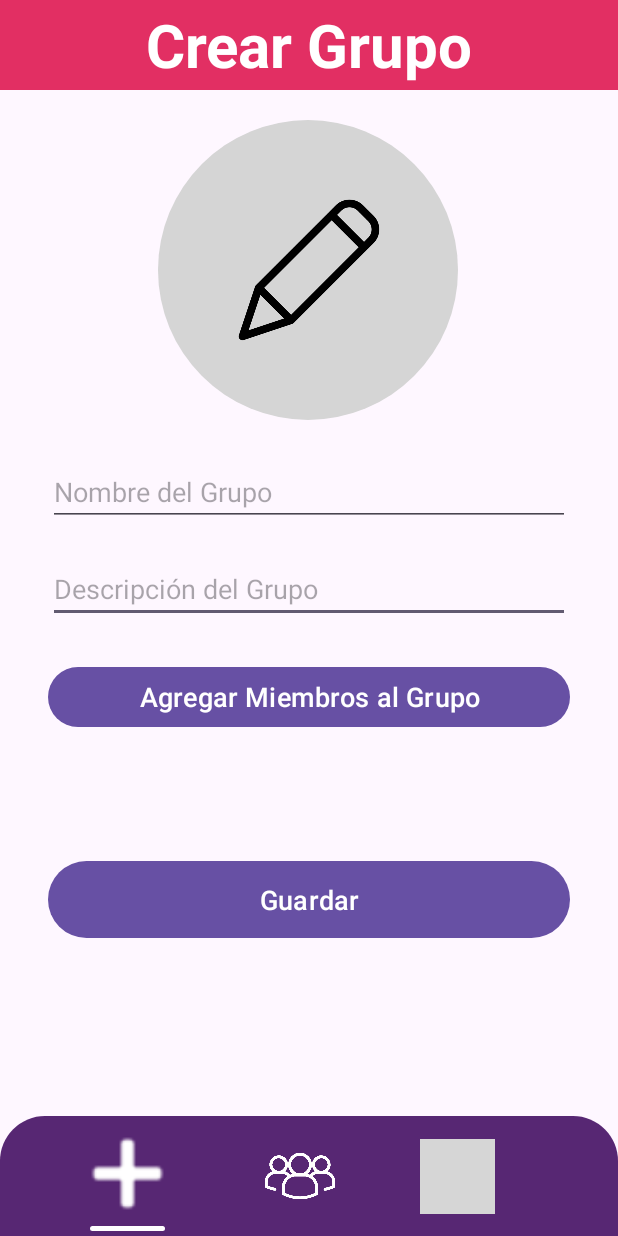
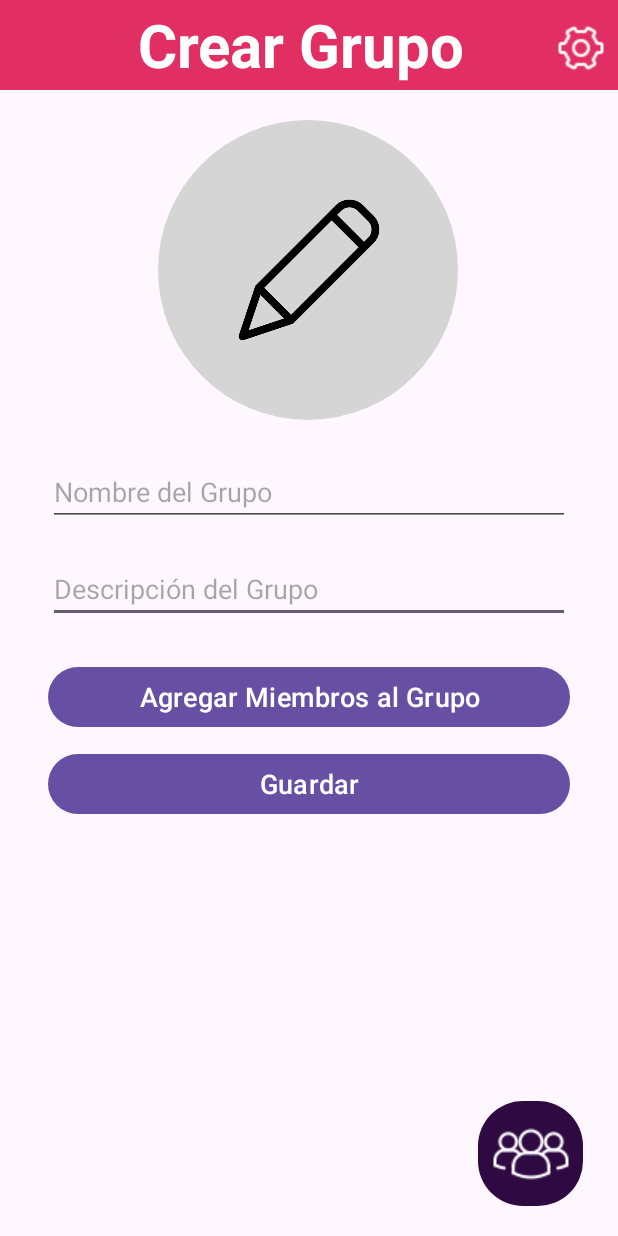
Before and after one commit to ICM2410/CityPlan, an Android app: the CrearGrupoActivity screen opened directly, with no data from a screen before it, on a phone screen of 412 x 824 dp. Run offline under Robolectric (Android 15) with nearby library versions, the phone set to English and light mode, and no system bars; grey boxes are pictures that could not be loaded.

Commit message:
Arreglo de interfaz de pantalla crear grupo

```diff
--- a/app/src/main/java/com/example/primeraentrega/CrearGrupoActivity.kt
+++ b/app/src/main/java/com/example/primeraentrega/CrearGrupoActivity.kt
@@ -27,11 +27,11 @@ class CrearGrupoActivity : AppCompatActivity() {
             startActivity(Intent(baseContext, ChatActivity::class.java))
         }
 
-        binding.botonVerGrupos.setOnClickListener {
+        binding.botonHome.setOnClickListener {
             startActivity(Intent(baseContext, VerGruposActivity::class.java))
         }
 
-        binding.botonConfiguraciones.setOnClickListener {
+        binding.botonConfiguracion.setOnClickListener {
             startActivity(Intent(baseContext, ConfiguracionActivity::class.java))
         }
 
--- a/app/src/main/res/layout/activity_crear_grupo.xml
+++ b/app/src/main/res/layout/activity_crear_grupo.xml
@@ -11,90 +11,33 @@
         android:layout_width="match_parent"
         android:layout_height="60dp"
         android:background="@color/rosado"
-        android:orientation="vertical"
+        android:orientation="horizontal"
         app:layout_constraintEnd_toEndOf="parent"
         app:layout_constraintStart_toStartOf="parent"
         app:layout_constraintTop_toTopOf="parent">
 
         <TextView
-            android:id="@+id/PlanFinalizado"
-            android:layout_width="match_parent"
+            android:id="@+id/CrearGrupo"
+            android:layout_width="322dp"
             android:layout_height="match_parent"
+            android:layout_marginLeft="40dp"
             android:gravity="center"
             android:text="@string/crearGrupo"
             android:textAlignment="center"
             android:textColor="@color/white"
             android:textSize="40sp"
             android:textStyle="bold" />
-    </LinearLayout>
 
-    <androidx.constraintlayout.widget.ConstraintLayout
-        android:id="@+id/constraintLayout4"
-        android:layout_width="match_parent"
-        android:layout_height="80dp"
-        android:background="@drawable/menu_principal"
-        app:layout_constraintBottom_toBottomOf="parent"
-        app:layout_constraintEnd_toEndOf="parent"
-        app:layout_constraintStart_toStartOf="parent">
-
-
-        <LinearLayout
-            android:id="@+id/linearLayout7"
+        <ImageButton
+            android:id="@+id/botonConfiguracion"
             android:layout_width="wrap_content"
             android:layout_height="wrap_content"
-            android:gravity="center"
-            android:orientation="vertical"
-            app:layout_constraintBottom_toBottomOf="parent"
-            app:layout_constraintEnd_toStartOf="@+id/botonVerGrupos"
-            app:layout_constraintHorizontal_bias="0.5"
-            app:layout_constraintStart_toStartOf="parent"
-            app:layout_constraintTop_toTopOf="parent"
-            app:layout_constraintVertical_bias="0.5">
-
-            <ImageView
-                android:id="@+id/botonAgregarGrupoNuevo"
-                android:layout_width="50dp"
-                android:layout_height="50dp"
-                android:layout_margin="10dp"
-                app:srcCompat="@drawable/agregar_grupo_blanco" />
-
-            <ImageView
-                android:id="@+id/imageView17"
-                android:layout_width="50dp"
-                android:layout_height="3dp"
-                app:srcCompat="@drawable/boton_plan" />
-        </LinearLayout>
-
-        <ImageView
-            android:id="@+id/botonVerGrupos"
-            android:layout_width="60dp"
-            android:layout_height="60dp"
-            android:layout_marginTop="5dp"
-            android:layout_marginBottom="5dp"
-            app:layout_constraintBottom_toBottomOf="parent"
-            app:layout_constraintEnd_toStartOf="@+id/botonConfiguraciones"
-            app:layout_constraintHorizontal_bias="0.5"
-            app:layout_constraintStart_toEndOf="@+id/linearLayout7"
-            app:layout_constraintTop_toTopOf="parent"
-            app:layout_constraintVertical_bias="0.5"
-            app:srcCompat="@drawable/grupos_blanco" />
-
-        <ImageView
-            android:id="@+id/botonConfiguraciones"
-            android:layout_width="50dp"
-            android:layout_height="50dp"
-            android:layout_marginTop="5dp"
-            android:layout_marginEnd="32dp"
-            android:layout_marginBottom="5dp"
-            app:layout_constraintBottom_toBottomOf="parent"
-            app:layout_constraintEnd_toEndOf="parent"
-            app:layout_constraintHorizontal_bias="0.5"
-            app:layout_constraintStart_toEndOf="@+id/botonVerGrupos"
-            app:layout_constraintTop_toTopOf="parent"
-            app:layout_constraintVertical_bias="0.5"
-            app:srcCompat="@drawable/configuracion_blanco" />
-
-    </androidx.constraintlayout.widget.ConstraintLayout>
+            android:layout_weight="1"
+            app:srcCompat="@drawable/configuracion"
+            android:backgroundTint="@color/transparente"
+            android:layout_marginTop="6dp"
+            />
+    </LinearLayout>
 
     <androidx.constraintlayout.widget.ConstraintLayout
         android:id="@+id/constraintLayout5"
@@ -104,7 +47,7 @@
         android:layout_marginTop="20dp"
         android:layout_marginEnd="32dp"
         app:layout_constraintEnd_toEndOf="parent"
-        app:layout_constraintStart_toEndOf="@+id/constraintLayout4"
+        app:layout_constraintStart_toStartOf="parent"
         app:layout_constraintTop_toBottomOf="@+id/tituloGrupos">
 
         <ImageView
@@ -177,13 +120,26 @@
         android:layout_width="match_parent"
         android:layout_height="wrap_content"
         android:layout_marginStart="32dp"
-        android:layout_marginTop="81dp"
+        android:layout_marginTop="10dp"
         android:layout_marginEnd="32dp"
         android:text="@string/guardar"
         android:textSize="18sp"
-        android:padding="13dp"
         app:layout_constraintEnd_toEndOf="parent"
         app:layout_constraintStart_toStartOf="parent"
         app:layout_constraintTop_toBottomOf="@+id/buttonAgregarMiembros" />
 
+    <ImageButton
+        android:id="@+id/botonHome"
+        android:layout_width="70dp"
+        android:layout_height="70dp"
+        android:layout_gravity="right"
+        android:layout_marginStart="327dp"
+        android:layout_marginEnd="32dp"
+        android:layout_marginBottom="20dp"
+        android:background="@drawable/boton_menu"
+        app:layout_constraintBottom_toBottomOf="parent"
+        app:layout_constraintEnd_toEndOf="parent"
+        app:layout_constraintStart_toStartOf="parent"
+        app:srcCompat="@drawable/grupos" />
+
 </androidx.constraintlayout.widget.ConstraintLayout>
--- a/app/src/main/res/layout/activity_editar_grupo.xml
+++ b/app/src/main/res/layout/activity_editar_grupo.xml
@@ -17,7 +17,7 @@
         app:layout_constraintTop_toTopOf="parent">
 
         <TextView
-            android:id="@+id/PlanFinalizado"
+            android:id="@+id/CrearGrupo"
             android:layout_width="match_parent"
             android:layout_height="match_parent"
             android:gravity="center"
--- a/app/src/main/res/layout/activity_plan_finalizado.xml
+++ b/app/src/main/res/layout/activity_plan_finalizado.xml
@@ -17,7 +17,7 @@
         app:layout_constraintTop_toTopOf="parent">
 
         <TextView
-            android:id="@+id/PlanFinalizado"
+            android:id="@+id/CrearGrupo"
             android:layout_width="match_parent"
             android:layout_height="match_parent"
             android:gravity="center"
--- a/app/src/main/res/layout/activity_ver_grupos.xml
+++ b/app/src/main/res/layout/activity_ver_grupos.xml
@@ -17,7 +17,7 @@
         app:layout_constraintTop_toTopOf="parent">
 
         <TextView
-            android:id="@+id/PlanFinalizado"
+            android:id="@+id/CrearGrupo"
             android:layout_width="311dp"
             android:layout_height="match_parent"
             android:layout_marginLeft="50dp"
@@ -160,12 +160,12 @@
 
     <ImageButton
         android:id="@+id/botonAgregarGrupo"
-        android:layout_width="68dp"
-        android:layout_height="71dp"
+        android:layout_width="70dp"
+        android:layout_height="70dp"
         android:layout_gravity="right"
         android:layout_marginStart="327dp"
         android:layout_marginEnd="32dp"
-        android:layout_marginBottom="16dp"
+        android:layout_marginBottom="20dp"
         android:background="@drawable/boton_menu"
         app:layout_constraintBottom_toBottomOf="parent"
         app:layout_constraintEnd_toEndOf="parent"
```
Also changed, not shown: app/src/main/res/drawable/grupos.png (added).
